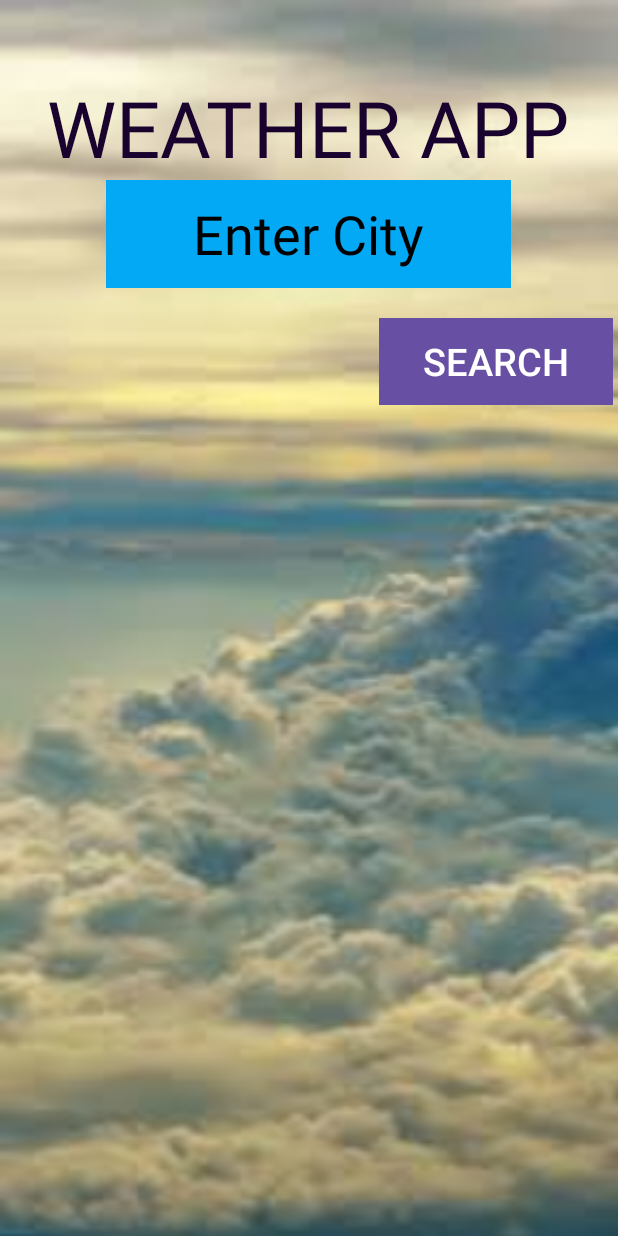
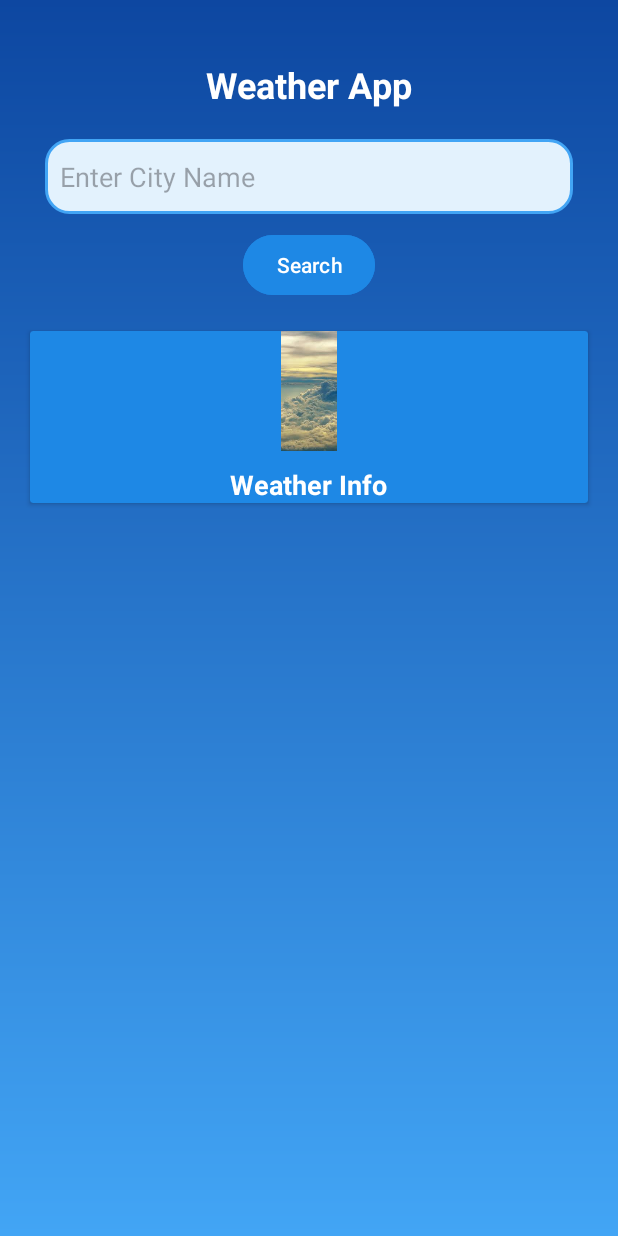
Before and after one commit to kumarmanish562/Weather_App, an Android app: the screen it shows after launch (MainActivity), on a phone screen of 412 x 824 dp. Run offline under Robolectric (Android 15) with nearby library versions, the phone set to English and light mode, and no system bars.

Commit message:
feat: Implement weather data fetching and display with UI enhancements
This commit introduces the functionality to fetch weather data from an API and display it in the application, along with UI improvements.

The changes include:

-   **New Drawables:**
    -   Added `gradient_bg.xml` to provide a gradient background for the application.
    -   Added `input_background.xml` for styling the city input field.
-   **Color Resources:**
    -   Defined new colors in `colors.xml` for primary, secondary, background, text, and card background elements.
-   **MainActivity Logic:**
    -   Implemented `GetWeather` AsyncTask to fetch weather data from the OpenWeatherMap API.
    -   Added logic to handle user input for city names.
    - Added logic to parse JSON response and display weather information (temperature, feels like, humidity, weather condition, description, wind speed, city name) in the UI.
    - Added Error handling for weather data fetching and parsing.
-   **Layout Changes:**
    -   Updated `activity_main.xml` to use `ConstraintLayout`.
    -   Added a title (`TextView`) for the app.
    -   Added an input field (`EditText`) for the city name.
    -   Added a search button (`Button`) to initiate weather data fetching.
    -   Added `CardView` to display the weather information.
    - Added a view (`ImageView`) to display the weather icon.
- **Permission:**
    - Added `INTERNET` permission in AndroidManifest.xml to enable data fetching.

```diff
--- a/app/src/main/AndroidManifest.xml
+++ b/app/src/main/AndroidManifest.xml
@@ -1,7 +1,7 @@
 <?xml version="1.0" encoding="utf-8"?>
 <manifest xmlns:android="http://schemas.android.com/apk/res/android"
     xmlns:tools="http://schemas.android.com/tools">
-
+<uses-permission android:name="android.permission.INTERNET"/>
     <application
         android:allowBackup="true"
         android:dataExtractionRules="@xml/data_extraction_rules"
--- /dev/null
+++ b/app/src/main/res/drawable/gradient_bg.xml
@@ -0,0 +1,11 @@
+<?xml version="1.0" encoding="utf-8"?>
+<layer-list xmlns:android="http://schemas.android.com/apk/res/android">
+    <item>
+        <shape android:shape="rectangle">
+            <gradient
+                android:angle="270"
+                android:startColor="#0D47A1"
+                android:endColor="#42A5F5"/>
+        </shape>
+    </item>
+</layer-list>
--- /dev/null
+++ b/app/src/main/res/drawable/input_background.xml
@@ -0,0 +1,7 @@
+<?xml version="1.0" encoding="utf-8"?>
+<shape xmlns:android="http://schemas.android.com/apk/res/android"
+    android:shape="rectangle">
+    <corners android:radius="15dp"/>
+    <solid android:color="@color/background"/>
+    <stroke android:width="2dp" android:color="@color/secondary"/>
+</shape>
--- a/app/src/main/res/layout/activity_main.xml
+++ b/app/src/main/res/layout/activity_main.xml
@@ -1,73 +1,99 @@
 <?xml version="1.0" encoding="utf-8"?>
-<RelativeLayout xmlns:android="http://schemas.android.com/apk/res/android"
+<androidx.constraintlayout.widget.ConstraintLayout xmlns:android="http://schemas.android.com/apk/res/android"
     xmlns:app="http://schemas.android.com/apk/res-auto"
     xmlns:tools="http://schemas.android.com/tools"
-    android:id="@+id/main"
     android:layout_width="match_parent"
     android:layout_height="match_parent"
-    android:background="#2196F3"
+    android:background="@drawable/gradient_bg"
     tools:context=".MainActivity">
 
-    <ImageView
-        android:id="@+id/imageView"
-        android:layout_width="match_parent"
-        android:layout_height="match_parent"
-        android:layout_alignParentEnd="true"
-        android:layout_alignParentBottom="true"
-        android:layout_marginEnd="-24dp"
-        android:layout_marginBottom="-3dp"
-        android:scaleType="fitXY"
-        app:srcCompat="@drawable/background" />
-
+    <!-- App Title -->
     <TextView
+        android:id="@+id/appTitle"
         android:layout_width="wrap_content"
         android:layout_height="wrap_content"
-        android:id="@+id/textView"
-        android:text="WEATHER APP"
-        android:layout_centerHorizontal="true"
-        android:layout_marginTop="50dp"
-        android:textColor="#19032E"
-        android:textSize="52sp"
-        android:textFontWeight="700"
-        android:textStyle="bold"/>
+        android:text="Weather App"
+        android:textSize="24sp"
+        android:textStyle="bold"
+        android:textColor="@color/textPrimary"
+        app:layout_constraintTop_toTopOf="parent"
+        app:layout_constraintStart_toStartOf="parent"
+        app:layout_constraintEnd_toEndOf="parent"
+        android:layout_marginTop="40dp" />
 
+    <!-- City Input -->
     <EditText
-        android:layout_width="270dp"
-        android:layout_height="72dp"
         android:id="@+id/cityName"
-        android:layout_centerHorizontal="true"
-        android:layout_marginTop="120dp"
-        android:background="#03A9F4"
-        android:hint="Enter City"
-        android:textColorHint="@color/black"
-        android:textColor="@color/white"
-        android:textSize="36dp"
-        android:textAlignment="center" />
+        android:layout_width="0dp"
+        android:layout_height="50dp"
+        android:hint="Enter City Name"
+        android:textColor="@color/textSecondary"
+        android:textSize="18sp"
+        android:background="@drawable/input_background"
+        android:padding="10dp"
+        app:layout_constraintTop_toBottomOf="@id/appTitle"
+        app:layout_constraintStart_toStartOf="parent"
+        app:layout_constraintEnd_toEndOf="parent"
+        android:layout_marginTop="20dp"
+        android:layout_marginHorizontal="30dp" />
 
+    <!-- Search Button -->
     <Button
         android:id="@+id/search"
-        android:layout_width="156dp"
-        android:layout_height="58dp"
-        android:layout_below="@+id/cityName"
-        android:layout_alignParentRight="true"
-        android:layout_marginTop="20dp"
-        android:layout_marginRight="3dp"
-        android:text="SEARCH"
-        android:textSize="25dp"
-        android:background="#9C27B0"
-        />
-    <TextView
         android:layout_width="wrap_content"
         android:layout_height="wrap_content"
-        android:id="@+id/weather"
-        android:layout_centerHorizontal="true"
-        android:layout_centerVertical="true"
-        android:textSize="30dp"
-        android:textFontWeight="500"
-        android:textStyle="bold"
-        android:background="#FF5722"
-        android:textColor="@color/white"
+        android:text="Search"
+        android:backgroundTint="@color/cardBackground"
+        android:textColor="@color/textPrimary"
+        android:paddingHorizontal="20dp"
+        android:paddingVertical="10dp"
+        android:layout_marginTop="10dp"
+        app:layout_constraintTop_toBottomOf="@id/cityName"
+        app:layout_constraintStart_toStartOf="parent"
+        app:layout_constraintEnd_toEndOf="parent" />
 
-        />
+    <!-- Weather Card -->
+    <androidx.cardview.widget.CardView
+        android:id="@+id/weatherCard"
+        android:layout_width="0dp"
+        android:layout_height="wrap_content"
+        android:backgroundTint="@color/cardBackground"
+        android:radius="20dp"
+        android:elevation="6dp"
+        app:layout_constraintTop_toBottomOf="@id/search"
+        app:layout_constraintStart_toStartOf="parent"
+        app:layout_constraintEnd_toEndOf="parent"
+        android:layout_margin="20dp"
+        android:padding="20dp">
 
-</RelativeLayout>
+        <LinearLayout
+            android:layout_width="match_parent"
+            android:layout_height="wrap_content"
+            android:orientation="vertical"
+            android:gravity="center">
+
+            <!-- Weather Icon -->
+            <ImageView
+                android:id="@+id/weatherIcon"
+                android:layout_width="80dp"
+                android:layout_height="80dp"
+                android:src="@drawable/background"
+
+                android:layout_gravity="center"/>
+
+            <!-- Weather Info -->
+            <TextView
+                android:id="@+id/weather"
+                android:layout_width="wrap_content"
+                android:layout_height="wrap_content"
+                android:text="Weather Info"
+                android:textSize="18sp"
+                android:textStyle="bold"
+                android:textColor="@color/textPrimary"
+                android:layout_gravity="center"
+                android:layout_marginTop="10dp"/>
+
+        </LinearLayout>
+    </androidx.cardview.widget.CardView>
+
+</androidx.constraintlayout.widget.ConstraintLayout>
--- a/app/src/main/res/values/colors.xml
+++ b/app/src/main/res/values/colors.xml
@@ -2,4 +2,11 @@
 <resources>
     <color name="black">#FF000000</color>
     <color name="white">#FFFFFFFF</color>
+    <color name="primary">#0D47A1</color> <!-- Dark Blue -->
+    <color name="secondary">#42A5F5</color> <!-- Light Blue -->
+    <color name="background">#E3F2FD</color> <!-- Light Sky Blue -->
+    <color name="textPrimary">#FFFFFF</color> <!-- White -->
+    <color name="textSecondary">#212121</color> <!-- Dark Gray -->
+    <color name="cardBackground">#1E88E5</color> <!-- Medium Blue -->
+
 </resources>
```
Also changed, not shown: app/src/main/java/com/manishkumar/weather/MainActivity.java (+115 -8 lines).
